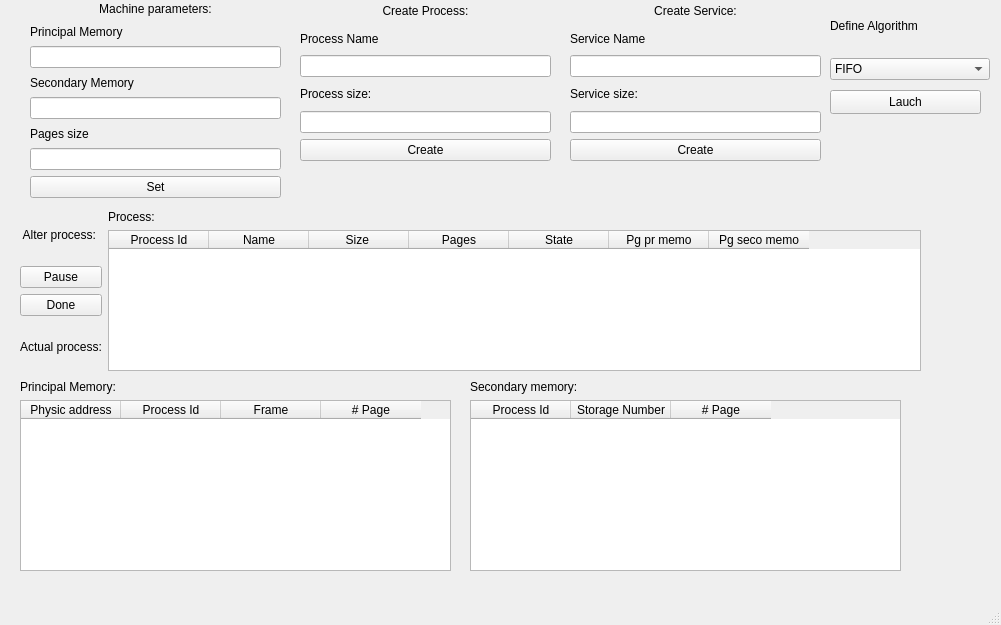
Before: the Qt Designer form mainInterface.ui in SebastianGranadosBarrantes/Tarea2SO-Brian_Sebastian_Jousten, drawn with Qt 5.
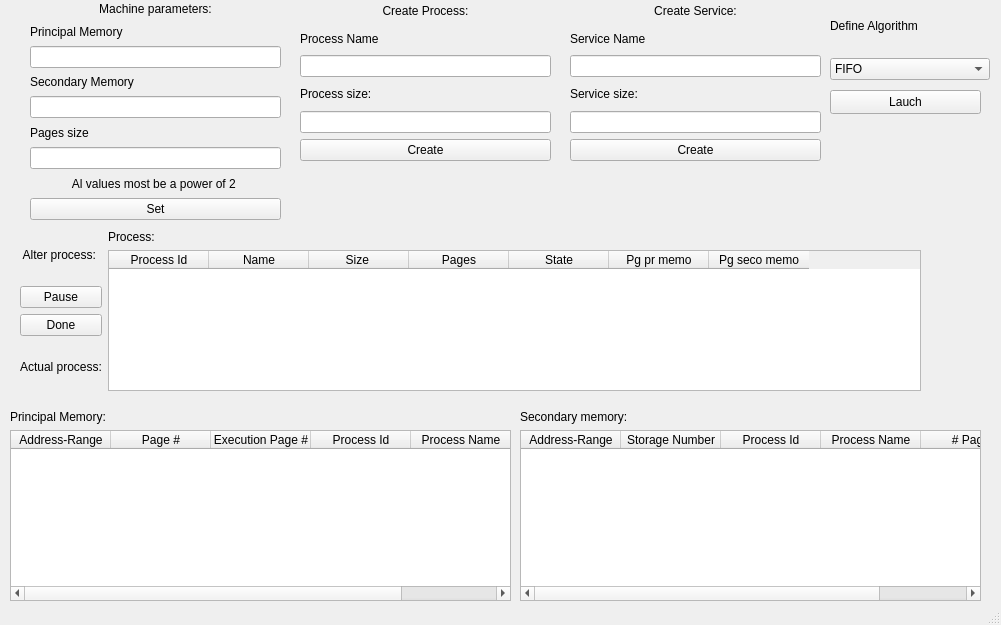
After: the same form once the commit is applied.

Commit message: [ADD] Adding virtual memory, still to do the page fault

What changed in the file:
```diff
--- a/mainInterface.ui
+++ b/mainInterface.ui
@@ -20,7 +20,7 @@
       <x>30</x>
       <y>0</y>
       <width>251</width>
-      <height>198</height>
+      <height>220</height>
      </rect>
     </property>
     <layout class="QVBoxLayout" name="verticalLayout">
@@ -64,6 +64,16 @@
      <item>
       <widget class="QLineEdit" name="tfPagesSize"/>
      </item>
+     <item>
+      <widget class="QLabel" name="label_16">
+       <property name="text">
+        <string>Al values most be a power of 2 </string>
+       </property>
+       <property name="alignment">
+        <set>Qt::AlignCenter</set>
+       </property>
+      </widget>
+     </item>
      <item>
       <widget class="QPushButton" name="btnSetParameters">
        <property name="text">
@@ -126,7 +136,7 @@
     <property name="geometry">
      <rect>
       <x>20</x>
-      <y>210</y>
+      <y>230</y>
       <width>901</width>
       <height>161</height>
      </rect>
@@ -225,9 +235,9 @@
    <widget class="QWidget" name="verticalLayoutWidget_5">
     <property name="geometry">
      <rect>
-      <x>20</x>
-      <y>380</y>
-      <width>431</width>
+      <x>10</x>
+      <y>410</y>
+      <width>501</width>
       <height>191</height>
      </rect>
     </property>
@@ -243,7 +253,17 @@
       <widget class="QTableWidget" name="tbwPrimaryMemory">
        <column>
         <property name="text">
-         <string>Physic address</string>
+         <string>Address-Range</string>
+        </property>
+       </column>
+       <column>
+        <property name="text">
+         <string>Page #</string>
+        </property>
+       </column>
+       <column>
+        <property name="text">
+         <string>Execution Page #</string>
         </property>
        </column>
        <column>
@@ -253,12 +273,7 @@
        </column>
        <column>
         <property name="text">
-         <string>Frame</string>
-        </property>
-       </column>
-       <column>
-        <property name="text">
-         <string># Page</string>
+         <string>Process Name</string>
         </property>
        </column>
       </widget>
@@ -268,9 +283,9 @@
    <widget class="QWidget" name="verticalLayoutWidget_6">
     <property name="geometry">
      <rect>
-      <x>470</x>
-      <y>380</y>
-      <width>431</width>
+      <x>520</x>
+      <y>410</y>
+      <width>461</width>
       <height>191</height>
      </rect>
     </property>
@@ -286,7 +301,7 @@
       <widget class="QTableWidget" name="tbwSecondaryMemory">
        <column>
         <property name="text">
-         <string>Process Id</string>
+         <string>Address-Range</string>
         </property>
        </column>
        <column>
@@ -294,6 +309,16 @@
          <string>Storage Number</string>
         </property>
        </column>
+       <column>
+        <property name="text">
+         <string>Process Id</string>
+        </property>
+       </column>
+       <column>
+        <property name="text">
+         <string>Process Name</string>
+        </property>
+       </column>
        <column>
         <property name="text">
          <string># Page</string>
```
The commit also changes 15 other files.
